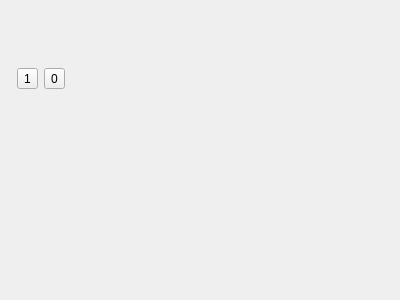
Qt form Qt/mega_git_tests/Test_mesh/src/mesh_control/src/ui/mesh_control.ui (RinatB2017/mega_GIT) before a commit.
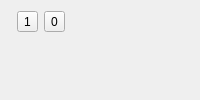
The same form after that commit. Custom widgets are drawn as their Qt base class.

What changed in the file:
```diff
--- a/Qt/mega_git_tests/Test_mesh/src/mesh_control/src/ui/mesh_control.ui
+++ b/Qt/mega_git_tests/Test_mesh/src/mesh_control/src/ui/mesh_control.ui
@@ -2,14 +2,6 @@
 <ui version="4.0">
  <class>Mesh_control</class>
  <widget class="QWidget" name="Mesh_control">
-  <property name="geometry">
-   <rect>
-    <x>0</x>
-    <y>0</y>
-    <width>400</width>
-    <height>300</height>
-   </rect>
-  </property>
   <property name="windowTitle">
    <string>Form</string>
   </property>
@@ -52,7 +44,14 @@
     </layout>
    </item>
    <item>
-    <widget class="LogBox" name="widget_log" native="true"/>
+    <widget class="LogBox" name="widget_log" native="true">
+     <property name="sizePolicy">
+      <sizepolicy hsizetype="Preferred" vsizetype="Expanding">
+       <horstretch>0</horstretch>
+       <verstretch>0</verstretch>
+      </sizepolicy>
+     </property>
+    </widget>
    </item>
   </layout>
  </widget>
```
